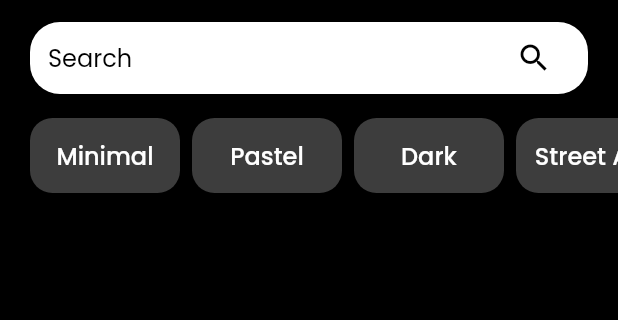
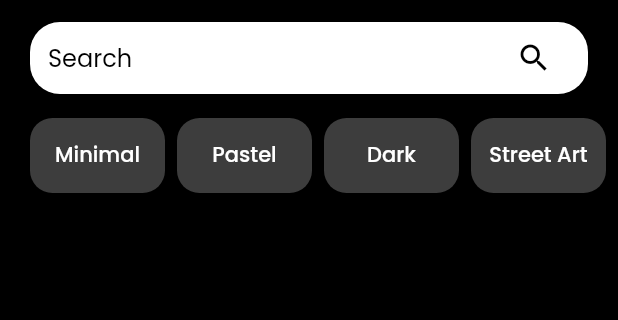
Before and after one commit to chethazz/RegWalls, a Flutter app: the screen it shows after launch, on a phone screen of 412 x 824 dp, the part 62-382 px from its top. Run offline on Flutter 3.47's test engine with Material 2 defaults, Android fonts, the phone set to English and light mode, and no system bars; our stand-ins replace dio, flutter_cache_manager, google_fonts, image_gallery_saver, permission_handler; missing offline and left inert: flutter_wallpaper_manager; network calls fail.

Commit message:
Better category tiles

```diff
--- a/lib/views/category_tile.dart
+++ b/lib/views/category_tile.dart
@@ -23,13 +23,13 @@ class CategoryTile extends StatelessWidget {
             borderRadius: BorderRadius.circular(15),
             color: Colors.white24,
           ),
-          height: 50,
-          width: 100,
+          height: 40,
+          width: 90,
           alignment: Alignment.center,
           child: Text(
             title,
             style: const TextStyle(
-                color: Colors.white, fontWeight: FontWeight.w500, fontSize: 16),
+                color: Colors.white, fontWeight: FontWeight.w500, fontSize: 14),
           ),
         ),
       ),
```
